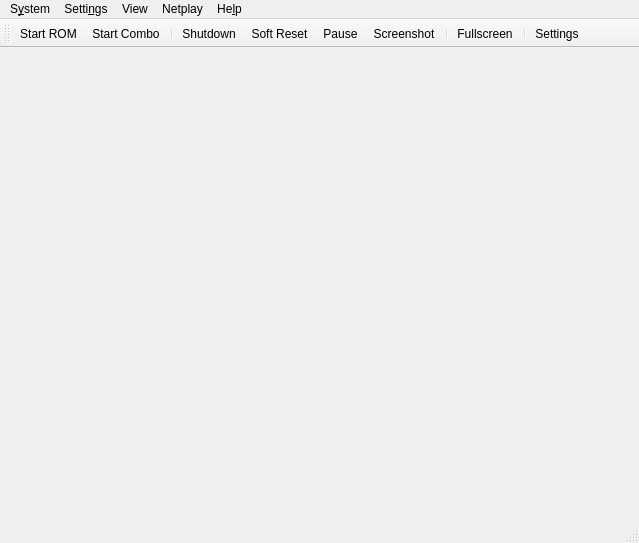
The window that Source/RMG/UserInterface/MainWindow.ui (MarioPartyNetplay/Mupen-MPN) describes before a commit, drawn with Qt 5.
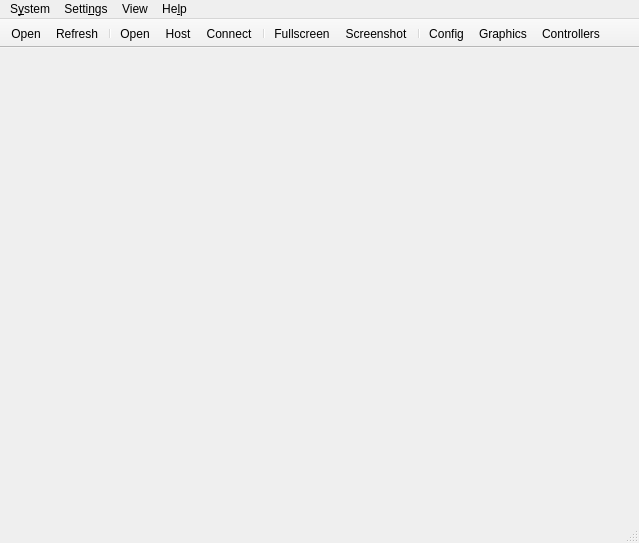
The same window after the commit. Icons and pictures are not drawn.

```diff
--- a/Source/RMG/UserInterface/MainWindow.ui
+++ b/Source/RMG/UserInterface/MainWindow.ui
@@ -147,17 +147,9 @@
     <addaction name="separator"/>
     <addaction name="action_Help_About"/>
    </widget>
-   <widget class="QMenu" name="menuNetplay">
-    <property name="title">
-     <string>Netplay</string>
-    </property>
-    <addaction name="action_Netplay_CreateSession"/>
-    <addaction name="action_Netplay_JoinSession"/>
-   </widget>
    <addaction name="menuSystem"/>
    <addaction name="menuSettings"/>
    <addaction name="menuView"/>
-   <addaction name="menuNetplay"/>
    <addaction name="menuHelp"/>
   </widget>
   <widget class="QStatusBar" name="statusbar"/>
@@ -165,8 +157,17 @@
    <property name="windowTitle">
     <string>toolBar</string>
    </property>
+    <property name="enabled">
+     <bool>true</bool>
+    </property>
    <property name="movable">
-    <bool>true</bool>
+     <bool>false</bool>
+    </property>
+    <property name="iconSize">
+     <size>
+      <width>32</width>
+      <height>32</height>
+     </size>
    </property>
    <property name="toolButtonStyle">
     <enum>Qt::ToolButtonStyle::ToolButtonTextUnderIcon</enum>
@@ -180,18 +181,100 @@
    <attribute name="toolBarBreak">
     <bool>false</bool>
    </attribute>
-   <addaction name="action_System_StartRom"/>
-   <addaction name="action_System_OpenCombo"/>
+    <addaction name="action_System_StartRom2"/>
+    <addaction name="action_View_RefreshRoms2"/>
    <addaction name="separator"/>
-   <addaction name="action_System_Shutdown"/>
-   <addaction name="action_System_SoftReset"/>
-   <addaction name="action_System_Pause"/>
-   <addaction name="action_System_Screenshot"/>
+    <addaction name="action_System_StartRom3"/>
+    <addaction name="action_Netplay_CreateSession"/>
+    <addaction name="action_Netplay_JoinSession"/>
    <addaction name="separator"/>
-   <addaction name="action_View_Fullscreen"/>
+    <addaction name="action_View_Fullscreen2"/>
+    <addaction name="action_System_Screenshot2"/>
    <addaction name="separator"/>
-   <addaction name="action_Settings_Settings"/>
-  </widget>
+    <addaction name="action_Settings_Settings2"/>
+    <addaction name="action_Settings_Graphics2"/>
+    <addaction name="action_Settings_Input2"/>
+   </widget>
+   <action name="action_View_Fullscreen2">
+    <property name="icon">
+     <iconset theme="fullscreen-mpn">
+      <normaloff>.</normaloff>.
+     </iconset>
+    </property>
+    <property name="text">
+     <string>Fullscreen</string>
+    </property>
+   </action>
+   <action name="action_Settings_Settings2">
+    <property name="icon">
+     <iconset theme="settings-mpn">
+      <normaloff>.</normaloff>.
+     </iconset>
+    </property>
+    <property name="text">
+     <string>Config</string>
+    </property>
+   </action>
+   <action name="action_Settings_Graphics2">
+    <property name="icon">
+     <iconset theme="graphics-mpn">
+      <normaloff>.</normaloff>.
+     </iconset>
+    </property>
+    <property name="text">
+     <string>Graphics</string>
+    </property>
+   </action>
+   <action name="action_Settings_Input2">
+    <property name="icon">
+     <iconset theme="controller-mpn">
+      <normaloff>.</normaloff>.
+     </iconset>
+    </property>
+    <property name="text">
+     <string>Controllers</string>
+    </property>
+   </action>
+   <action name="action_System_Screenshot2">
+    <property name="icon">
+     <iconset theme="screenshot-mpn">
+      <normaloff>.</normaloff>.
+     </iconset>
+    </property>
+    <property name="text">
+     <string>Screenshot</string>
+    </property>
+   </action>
+   <action name="action_System_StartRom2">
+    <property name="icon">
+     <iconset theme="open-mpn">
+      <normaloff>.</normaloff>.
+     </iconset>
+    </property>
+    <property name="text">
+     <string>Open</string>
+    </property>
+   </action>
+   <action name="action_System_StartRom3">
+    <property name="icon">
+     <iconset theme="local-play-mpn">
+      <normaloff>.</normaloff>.
+     </iconset>
+    </property>
+    <property name="text">
+     <string>Open</string>
+    </property>
+   </action>
+   <action name="action_View_RefreshRoms2">
+    <property name="icon">
+     <iconset theme="refresh-mpn">
+      <normaloff>.</normaloff>.
+     </iconset>
+    </property>
+    <property name="text">
+     <string>Refresh</string>
+    </property>
+   </action>
   <action name="action_System_StartRom">
    <property name="icon">
     <iconset theme="file-line"/>
@@ -611,7 +694,7 @@
     <iconset theme="server-line"/>
    </property>
    <property name="text">
-    <string>&amp;Create Session</string>
+     <string>&amp;Host</string>
    </property>
   </action>
   <action name="action_Netplay_JoinSession">
@@ -619,7 +702,7 @@
     <iconset theme="plug-line"/>
    </property>
    <property name="text">
-    <string>&amp;Join Session</string>
+     <string>&amp;Connect</string>
    </property>
   </action>
  </widget>
```
Left out of the diff: 18 changed lines with no effect on the pictures. Lines whose indentation alone changed are shown as unchanged.
